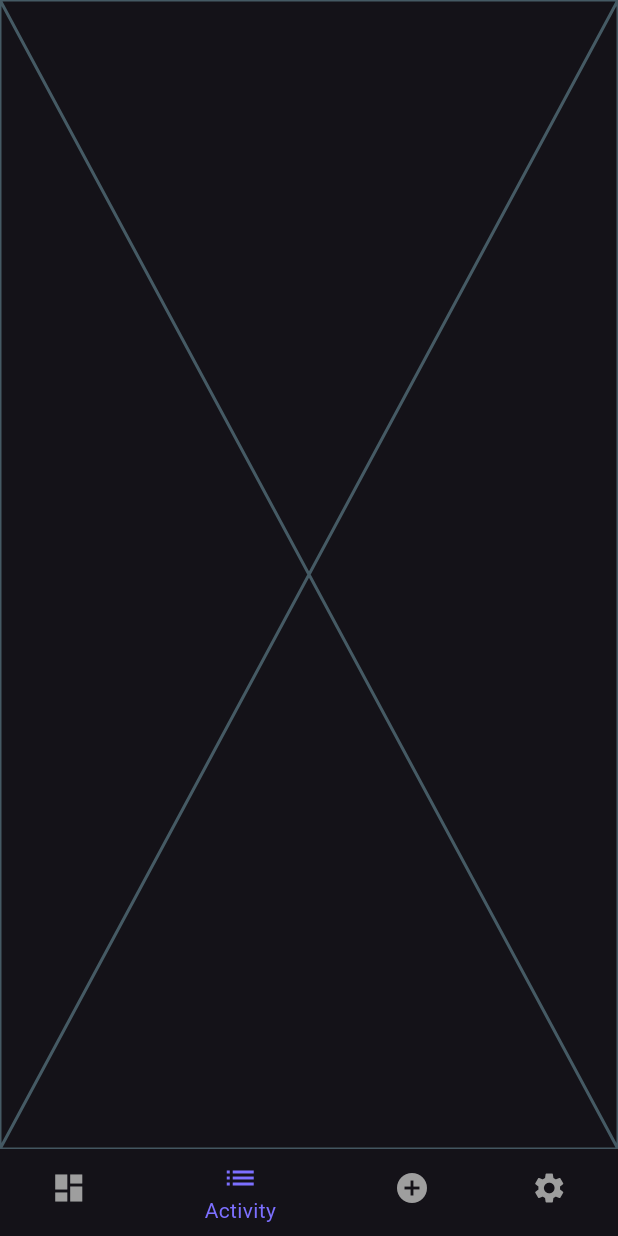
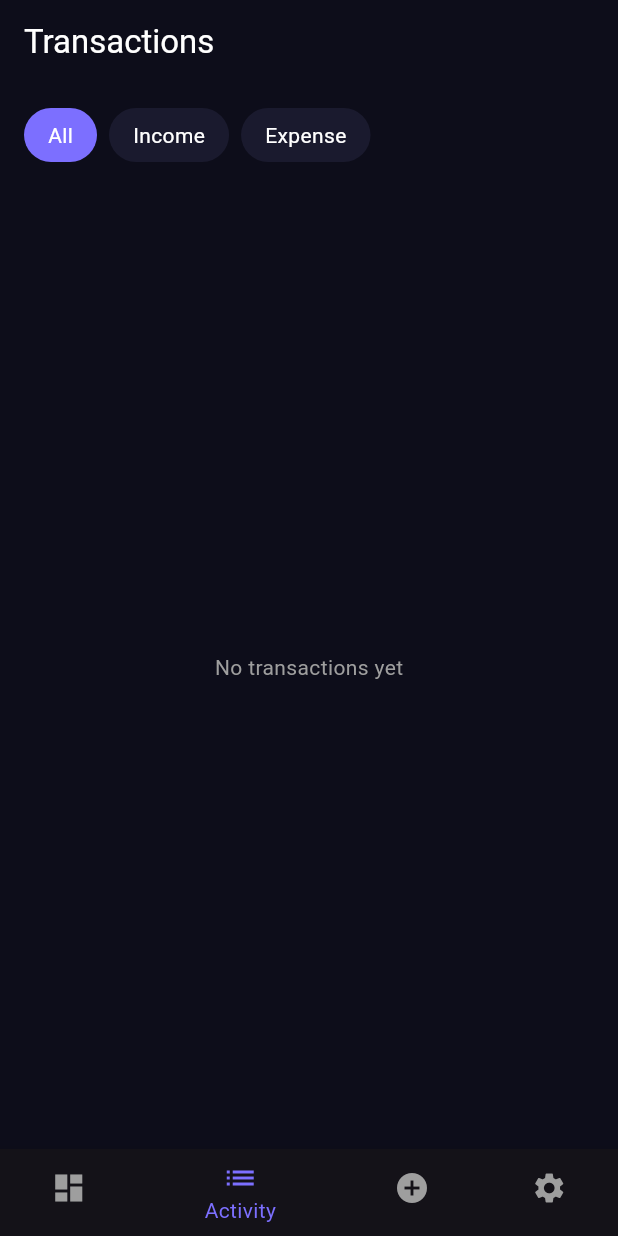
Before and after one commit to AmitKumarKoli67/finjoy, a Flutter app: the screen it shows after launch, item 2 of the bottom bar chosen, on a phone screen of 412 x 824 dp. Run offline on Flutter 3.47's test engine with Material 3 defaults, Android fonts, the phone set to English and light mode, and no system bars; our stand-ins replace flutter_bloc, hive, hive_flutter; accounts and stored records are empty.

Commit message:
feat: transactions scren with filter

```diff
--- /dev/null
+++ b/lib/features/transactions/screens/transactions_screen.dart
@@ -0,0 +1,106 @@
+import 'package:finjoy/features/transactions/cubit/transaction_cubit.dart';
+import 'package:finjoy/data/models/transaction_model.dart';
+import 'package:finjoy/features/dashboard/widgets/transaction_item.dart';
+import 'package:flutter/material.dart';
+import 'package:flutter_bloc/flutter_bloc.dart';
+
+class TransactionsScreen extends StatefulWidget {
+  const TransactionsScreen({super.key});
+
+  @override
+  State<TransactionsScreen> createState() => _TransactionsScreenState();
+}
+
+class _TransactionsScreenState extends State<TransactionsScreen> {
+  String _filter = 'All';
+
+  @override
+  Widget build(BuildContext context) {
+    return Scaffold(
+      backgroundColor: const Color(0xFF0D0D1A),
+      appBar: AppBar(
+        backgroundColor: const Color(0xFF0D0D1A),
+        elevation: 0,
+        title: const Text(
+          'Transactions',
+          style: TextStyle(color: Colors.white),
+        ),
+      ),
+      body: BlocBuilder<TransactionCubit, TransactionState>(
+        builder: (context, state) {
+          List<TransactionModel> transactions = [];
+          if (state is TransactionLoaded) {
+            transactions = state.transactions;
+          }
+
+          // Filter logic
+          List<TransactionModel> filtered = transactions;
+          if (_filter == 'Income') {
+            filtered = transactions.where((t) => t.isIncome).toList();
+          } else if (_filter == 'Expense') {
+            filtered = transactions.where((t) => !t.isIncome).toList();
+          }
+
+          return Column(
+            children: [
+              // Filter Chips
+              Padding(
+                padding: const EdgeInsets.all(16),
+                child: Row(
+                  children: ['All', 'Income', 'Expense'].map((filter) {
+                    final isSelected = _filter == filter;
+                    return GestureDetector(
+                      onTap: () => setState(() => _filter = filter),
+                      child: Container(
+                        margin: const EdgeInsets.only(right: 8),
+                        padding: const EdgeInsets.symmetric(
+                          horizontal: 16,
+                          vertical: 8,
+                        ),
+                        decoration: BoxDecoration(
+                          color: isSelected
+                              ? const Color(0xFF7C6FFF)
+                              : const Color(0xFF1A1A2E),
+                          borderRadius: BorderRadius.circular(20),
+                        ),
+                        child: Text(
+                          filter,
+                          style: const TextStyle(color: Colors.white),
+                        ),
+                      ),
+                    );
+                  }).toList(),
+                ),
+              ),
+
+              // Transactions List
+              Expanded(
+                child: filtered.isEmpty
+                    ? const Center(
+                        child: Text(
+                          'No transactions yet',
+                          style: TextStyle(color: Colors.grey),
+                        ),
+                      )
+                    : ListView.builder(
+                        padding: const EdgeInsets.symmetric(horizontal: 16),
+                        itemCount: filtered.length,
+                        itemBuilder: (context, index) {
+                          final t = filtered[index];
+                          return TransactionItem(
+                            title: t.title,
+                            subtitle: t.category,
+                            amount:
+                                '${t.isIncome ? '+' : '-'}₹${t.amount.toStringAsFixed(2)}',
+                            color: t.isIncome ? Colors.green : Colors.red,
+                          );
+                        },
+                      ),
+              ),
+            ],
+          );
+        },
+      ),
+    );
+  }
+}
--- a/lib/shared/widgets/bottom_nav_screen.dart
+++ b/lib/shared/widgets/bottom_nav_screen.dart
@@ -1,4 +1,5 @@
 import 'package:finjoy/features/transactions/screens/add_transaction_screen.dart';
+import 'package:finjoy/features/transactions/screens/transactions_screen.dart';
 import 'package:flutter/material.dart';
 import 'package:finjoy/features/dashboard/screens/dashboard_screen.dart';
 // import other screens later
@@ -15,7 +16,7 @@ class _BottomNavScreenState extends State<BottomNavScreen> {
 
   final List<Widget> _screens = [
     const DashboardScreen(),
-    const Placeholder(), // Activity
+    const TransactionsScreen(),
     const Placeholder(), // Add
     const Placeholder(), // Settings
   ];
```
